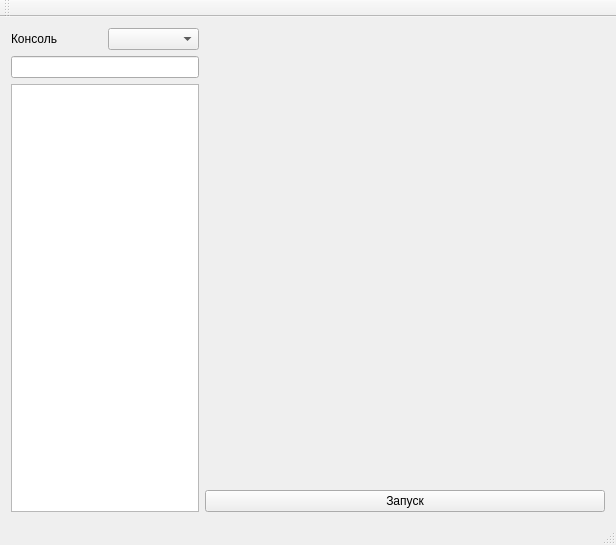
This is mainwindow.ui in Rustam-Azmatov/EmuleUI as Qt 5 draws it before an edit. The edited form follows.
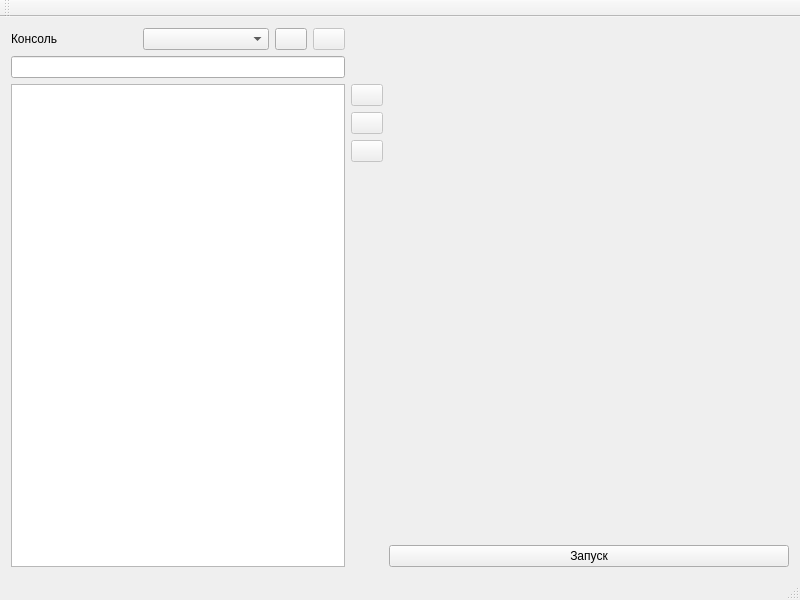
This is the edited form. Icons and pictures are not drawn.

Commit message: Add possible save and delete Console;

```diff
--- a/mainwindow.ui
+++ b/mainwindow.ui
@@ -6,8 +6,8 @@
    <rect>
     <x>0</x>
     <y>0</y>
-    <width>616</width>
-    <height>533</height>
+    <width>800</width>
+    <height>600</height>
    </rect>
   </property>
   <property name="windowTitle">
@@ -17,32 +17,46 @@
    <layout class="QGridLayout" name="gridLayout_2">
     <item row="0" column="0">
      <layout class="QGridLayout" name="gridLayout">
+      <item row="6" column="5">
+       <widget class="QPushButton" name="btnStart">
+        <property name="text">
+         <string>Запуск</string>
+        </property>
+       </widget>
+      </item>
+      <item row="1" column="0" colspan="4">
+       <widget class="QLineEdit" name="leSearchGame"/>
+      </item>
       <item row="0" column="2">
+       <widget class="QPushButton" name="btnAddConsole">
+        <property name="maximumSize">
+         <size>
+          <width>32</width>
+          <height>32</height>
+         </size>
+        </property>
+        <property name="text">
+         <string/>
+        </property>
+        <property name="icon">
+         <iconset resource="icons.qrc">
+          <normaloff>:/png/icons/Plus-48.png</normaloff>:/png/icons/Plus-48.png</iconset>
+        </property>
+        <property name="iconSize">
+         <size>
+          <width>24</width>
+          <height>24</height>
+         </size>
+        </property>
+       </widget>
+      </item>
+      <item row="0" column="5">
        <widget class="QLabel" name="lblTitle">
         <property name="text">
          <string/>
         </property>
        </widget>
       </item>
-      <item row="1" column="0" colspan="2">
-       <widget class="QLineEdit" name="leSearchGame"/>
-      </item>
-      <item row="2" column="2">
-       <widget class="QLabel" name="lblImg">
-        <property name="minimumSize">
-         <size>
-          <width>400</width>
-          <height>400</height>
-         </size>
-        </property>
-        <property name="text">
-         <string/>
-        </property>
-        <property name="scaledContents">
-         <bool>false</bool>
-        </property>
-       </widget>
-      </item>
       <item row="0" column="0">
        <widget class="QLabel" name="lblConsole">
         <property name="text">
@@ -53,16 +67,157 @@
       <item row="0" column="1">
        <widget class="QComboBox" name="cmbConsole"/>
       </item>
-      <item row="3" column="2">
-       <widget class="QPushButton" name="btnStart">
-        <property name="text">
-         <string>Запуск</string>
-        </property>
-       </widget>
-      </item>
-      <item row="2" column="0" rowspan="2" colspan="2">
+      <item row="2" column="0" rowspan="5" colspan="4">
        <widget class="QListWidget" name="lstGames"/>
       </item>
+      <item row="0" column="3">
+       <widget class="QPushButton" name="btnDelConsole">
+        <property name="enabled">
+         <bool>false</bool>
+        </property>
+        <property name="maximumSize">
+         <size>
+          <width>32</width>
+          <height>32</height>
+         </size>
+        </property>
+        <property name="text">
+         <string/>
+        </property>
+        <property name="icon">
+         <iconset resource="icons.qrc">
+          <normaloff>:/png/icons/Minus-48.png</normaloff>:/png/icons/Minus-48.png</iconset>
+        </property>
+        <property name="iconSize">
+         <size>
+          <width>24</width>
+          <height>24</height>
+         </size>
+        </property>
+       </widget>
+      </item>
+      <item row="2" column="4">
+       <widget class="QPushButton" name="btnAddGame">
+        <property name="enabled">
+         <bool>false</bool>
+        </property>
+        <property name="sizePolicy">
+         <sizepolicy hsizetype="Maximum" vsizetype="Fixed">
+          <horstretch>0</horstretch>
+          <verstretch>0</verstretch>
+         </sizepolicy>
+        </property>
+        <property name="maximumSize">
+         <size>
+          <width>32</width>
+          <height>32</height>
+         </size>
+        </property>
+        <property name="text">
+         <string/>
+        </property>
+        <property name="icon">
+         <iconset resource="icons.qrc">
+          <normaloff>:/png/icons/Plus-48.png</normaloff>:/png/icons/Plus-48.png</iconset>
+        </property>
+        <property name="iconSize">
+         <size>
+          <width>24</width>
+          <height>24</height>
+         </size>
+        </property>
+       </widget>
+      </item>
+      <item row="3" column="4">
+       <widget class="QPushButton" name="btnEdtGame">
+        <property name="enabled">
+         <bool>false</bool>
+        </property>
+        <property name="maximumSize">
+         <size>
+          <width>32</width>
+          <height>32</height>
+         </size>
+        </property>
+        <property name="text">
+         <string/>
+        </property>
+        <property name="icon">
+         <iconset resource="icons.qrc">
+          <normaloff>:/png/icons/edit.png</normaloff>:/png/icons/edit.png</iconset>
+        </property>
+        <property name="iconSize">
+         <size>
+          <width>24</width>
+          <height>24</height>
+         </size>
+        </property>
+       </widget>
+      </item>
+      <item row="5" column="4">
+       <spacer name="verticalSpacer">
+        <property name="orientation">
+         <enum>Qt::Vertical</enum>
+        </property>
+        <property name="sizeType">
+         <enum>QSizePolicy::Expanding</enum>
+        </property>
+        <property name="sizeHint" stdset="0">
+         <size>
+          <width>20</width>
+          <height>40</height>
+         </size>
+        </property>
+       </spacer>
+      </item>
+      <item row="2" column="5" rowspan="4">
+       <widget class="QLabel" name="lblImg">
+        <property name="minimumSize">
+         <size>
+          <width>400</width>
+          <height>400</height>
+         </size>
+        </property>
+        <property name="text">
+         <string/>
+        </property>
+        <property name="scaledContents">
+         <bool>false</bool>
+        </property>
+       </widget>
+      </item>
+      <item row="4" column="4">
+       <widget class="QPushButton" name="btnDelGame">
+        <property name="enabled">
+         <bool>false</bool>
+        </property>
+        <property name="sizePolicy">
+         <sizepolicy hsizetype="Minimum" vsizetype="Fixed">
+          <horstretch>0</horstretch>
+          <verstretch>0</verstretch>
+         </sizepolicy>
+        </property>
+        <property name="maximumSize">
+         <size>
+          <width>32</width>
+          <height>32</height>
+         </size>
+        </property>
+        <property name="text">
+         <string/>
+        </property>
+        <property name="icon">
+         <iconset resource="icons.qrc">
+          <normaloff>:/png/icons/Minus-48.png</normaloff>:/png/icons/Minus-48.png</iconset>
+        </property>
+        <property name="iconSize">
+         <size>
+          <width>24</width>
+          <height>24</height>
+         </size>
+        </property>
+       </widget>
+      </item>
      </layout>
     </item>
    </layout>
```
Left out of the diff: 4 changed lines with no effect on the pictures. The commit also changes 13 other files.
